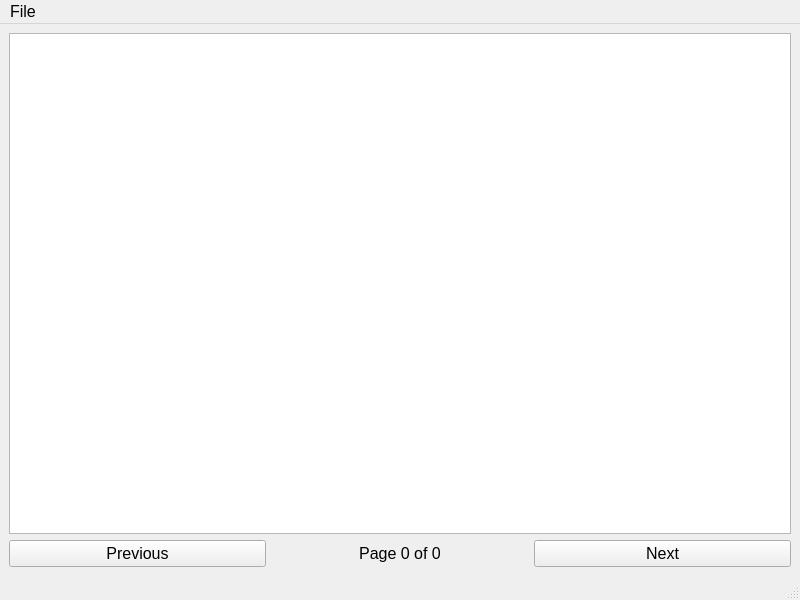
First picture: the form in src/tools/pdf_tools/pdf_view_analysis/view.ui, repository richardnoragon/1_2, before the edit.
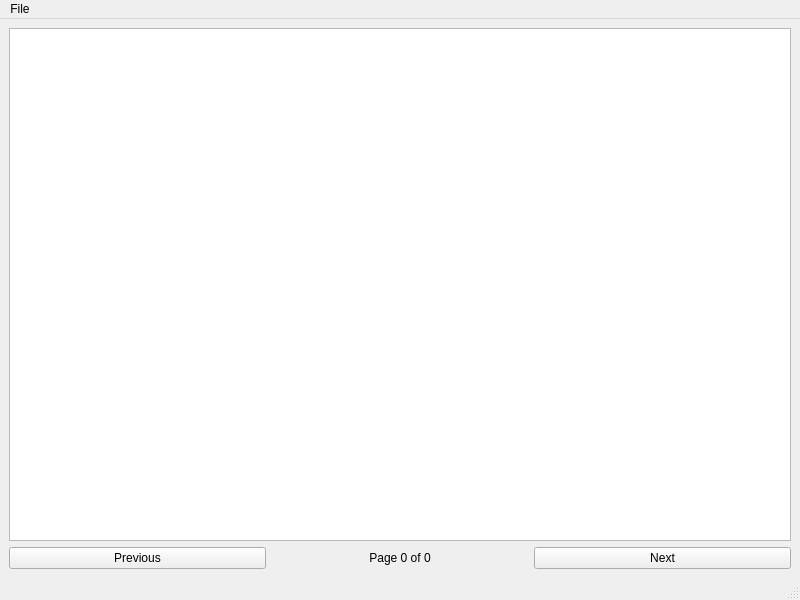
Second picture: the form after the edit.

Patch:
```diff
--- a/src/tools/pdf_tools/pdf_view_analysis/view.ui
+++ b/src/tools/pdf_tools/pdf_view_analysis/view.ui
@@ -17,22 +17,12 @@
    <layout class="QVBoxLayout" name="verticalLayout">
     <item>
      <widget class="QGraphicsView" name="pdfView">
-      <property name="font">
-       <font>
-        <pointsize>12</pointsize>
-       </font>
-      </property>
      </widget>
     </item>
     <item>
      <layout class="QHBoxLayout" name="horizontalLayout">
       <item>
        <widget class="QPushButton" name="previousButton">
-        <property name="font">
-         <font>
-          <pointsize>12</pointsize>
-         </font>
-        </property>
         <property name="text">
          <string>Previous</string>
         </property>
@@ -40,11 +30,6 @@
       </item>
       <item>
        <widget class="QLabel" name="pageLabel">
-        <property name="font">
-         <font>
-          <pointsize>12</pointsize>
-         </font>
-        </property>
         <property name="text">
          <string>Page 0 of 0</string>
         </property>
@@ -55,11 +40,6 @@
       </item>
       <item>
        <widget class="QPushButton" name="nextButton">
-        <property name="font">
-         <font>
-          <pointsize>12</pointsize>
-         </font>
-        </property>
         <property name="text">
          <string>Next</string>
         </property>
@@ -78,17 +58,7 @@
      <height>27</height>
     </rect>
    </property>
-   <property name="font">
-    <font>
-     <pointsize>12</pointsize>
-    </font>
-   </property>
    <widget class="QMenu" name="menuFile">
-    <property name="font">
-     <font>
-      <pointsize>12</pointsize>
-     </font>
-    </property>
     <property name="title">
      <string>File</string>
     </property>
@@ -96,14 +66,9 @@
     <addaction name="separator"/>
     <addaction name="actionExit"/>
    </widget>
-   <addaction name="menuFile"/>
+   <addaction name="menuFile" />
   </widget>
   <widget class="QStatusBar" name="statusbar">
-   <property name="font">
-    <font>
-     <pointsize>12</pointsize>
-    </font>
-   </property>
   </widget>
   <action name="actionOpen">
    <property name="text">
```
Left out of the diff: 33 changed lines with no effect on the pictures.
